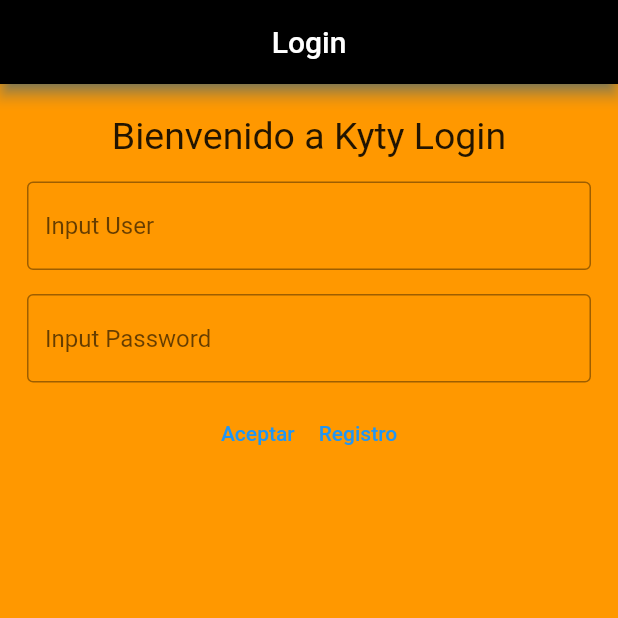
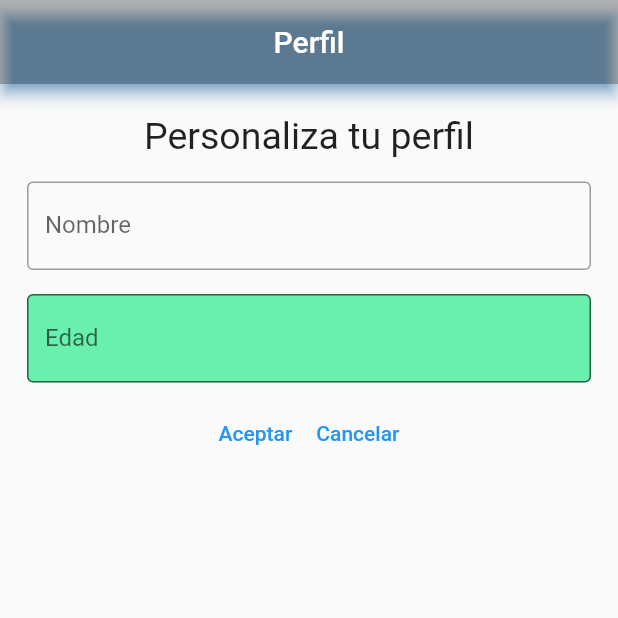
Before and after one commit to carlosguemes/KytyCarlosGuemes, a Flutter app: the screen it shows after launch, on a phone screen of 412 x 824 dp, the top half of it. Run offline on Flutter 3.47's test engine with Material 2 defaults, Android fonts, the phone set to English and light mode, and no system bars; our stand-ins replace cloud_firestore, firebase_auth, firebase_core; accounts and stored records are empty; generated files the repository leaves out were written again.

Commit message:
Septimo commit

```diff
--- a/lib/KytyApp.dart
+++ b/lib/KytyApp.dart
@@ -1,4 +1,5 @@
 import 'package:flutter/material.dart';
+import 'package:kyty/OnBoarding/PerfilView.dart';
 import 'package:kyty/Splash/SplashView.dart';
 import 'Main/HomeView.dart';
 import 'OnBoarding/LoginView.dart';
@@ -9,17 +10,16 @@ class KytyApp extends StatelessWidget{
   @override
   Widget build(BuildContext context) {
     // TODO: implement build
-    MaterialApp materialApp = MaterialApp(title: "KyTy Miau!",
+    return MaterialApp(title: "KyTy Miau!",
       routes: {
         '/loginview':(context) => LoginView(),
         '/registerview':(context) => RegisterView(),
         '/homeview':(context) => HomeView(),
         '/splashview':(context) => SplashView(),
+        '/perfilview':(context) => PerfilView(),
       },
-      initialRoute: '/splashview',
+      initialRoute: '/perfilview',
     );
-
-    return materialApp;
   }
 
 }
--- a/lib/OnBoarding/LoginView.dart
+++ b/lib/OnBoarding/LoginView.dart
@@ -2,8 +2,6 @@ import 'package:firebase_auth/firebase_auth.dart';
 import 'package:flutter/material.dart';
 
 class LoginView extends StatelessWidget{
-
-
 
   late BuildContext _context;
 
@@ -44,7 +42,8 @@ class LoginView extends StatelessWidget{
           controller: tecUsername,
           decoration: InputDecoration(
             border: OutlineInputBorder(),
-            hintText: 'Input User',
+            //hintText: 'Input User',
+            labelText: 'Input User',
           ),
         ),
         ),
@@ -59,7 +58,10 @@ class LoginView extends StatelessWidget{
               controller: tecPassword,
               decoration: InputDecoration(
                 border: OutlineInputBorder(),
-                hintText: 'Input Password',
+                //hintText: 'Input Password',
+                labelText: 'Input Password',
+                fillColor: Colors.greenAccent,
+                filled: true,
               ),
               obscureText: true,
             ),
--- /dev/null
+++ b/lib/OnBoarding/PerfilView.dart
@@ -0,0 +1,97 @@
+import 'package:cloud_firestore/cloud_firestore.dart';
+import 'package:firebase_auth/firebase_auth.dart';
+import 'package:flutter/material.dart';
+
+class PerfilView extends StatelessWidget{
+
+  late BuildContext _context;
+
+  TextEditingController tecUsername = TextEditingController();
+  TextEditingController tecEdad = TextEditingController();
+
+  FirebaseFirestore db = FirebaseFirestore.instance;
+
+  void onClickAceptar(){
+    final usuario = <String, dynamic>{
+      "Nombre" : tecUsername.text,
+      "Edad" : int.parse(tecEdad.text),
+    };
+    //Crear documento con ID auto generado
+    db.collection("/Usuarios").add(usuario);
+
+    //Crear ID con un ID nuestro
+    //db.collection("/Usuarios").doc("1").set(usuario);
+
+    //UID del usuario que está logeado
+    //String uidUsuario = FirebaseAuth.instance.currentUser!.uid;
+  }
+
+  void onClickCancelar(){
+
+  }
+
+  @override
+  Widget build(BuildContext context) {
+    _context = context;
+
+    return Scaffold(
+      appBar: AppBar(
+        title: const Text('Perfil'),
+        centerTitle: true,
+        shadowColor: Colors.blue,
+        backgroundColor: Colors.black26,
+      ),
+
+      body: Column(children: [
+        Padding(padding: EdgeInsets.symmetric(vertical: 10)),
+        Text("Personaliza tu perfil", style: TextStyle(fontSize: 25)),
+        Padding(
+          padding:EdgeInsets.symmetric(horizontal: Checkbox.width, vertical: 16),
+          child: Flexible (child: SizedBox(width: 400, child: TextField(
+            controller: tecUsername,
+            decoration: InputDecoration(
+              border: OutlineInputBorder(),
+              //hintText: 'Nombre',
+              labelText: 'Nombre',
+            ),
+          ),
+          ),
+          ),
+        ),
+
+        Padding(
+          padding:EdgeInsets.symmetric(horizontal: Checkbox.width, vertical: 0),
+          child: Flexible(
+              child: SizedBox(width: 400,
+                child: TextFormField(
+                  controller: tecEdad,
+                  decoration: InputDecoration(
+                    border: OutlineInputBorder(),
+                    //hintText: 'Input Password',
+                    labelText: 'Edad',
+                    fillColor: Colors.greenAccent,
+                    filled: true,
+                  ),
+                ),
+              )
+          ),
+        ),
+
+        Row(mainAxisAlignment: MainAxisAlignment.center, children: [
+          Padding(padding: EdgeInsets.symmetric(vertical: 10),
+            child: TextButton(onPressed: onClickAceptar,
+                child: Text("Aceptar")),),
+
+          Padding(padding: EdgeInsets.symmetric(vertical: 10),
+            child: TextButton(onPressed: onClickCancelar,
+                child: Text("Cancelar")),)
+        ],)
+
+      ],),
+
+    );
+
+
+  }
+
+}
--- a/pubspec.yaml
+++ b/pubspec.yaml
@@ -37,6 +37,7 @@ dependencies:
   cupertino_icons: ^1.0.2
   firebase_core: ^2.15.1
   firebase_auth: ^4.10.0
+  cloud_firestore: ^4.9.2
 
 dev_dependencies:
   flutter_test:
```
Also changed, not shown: pubspec.lock.
